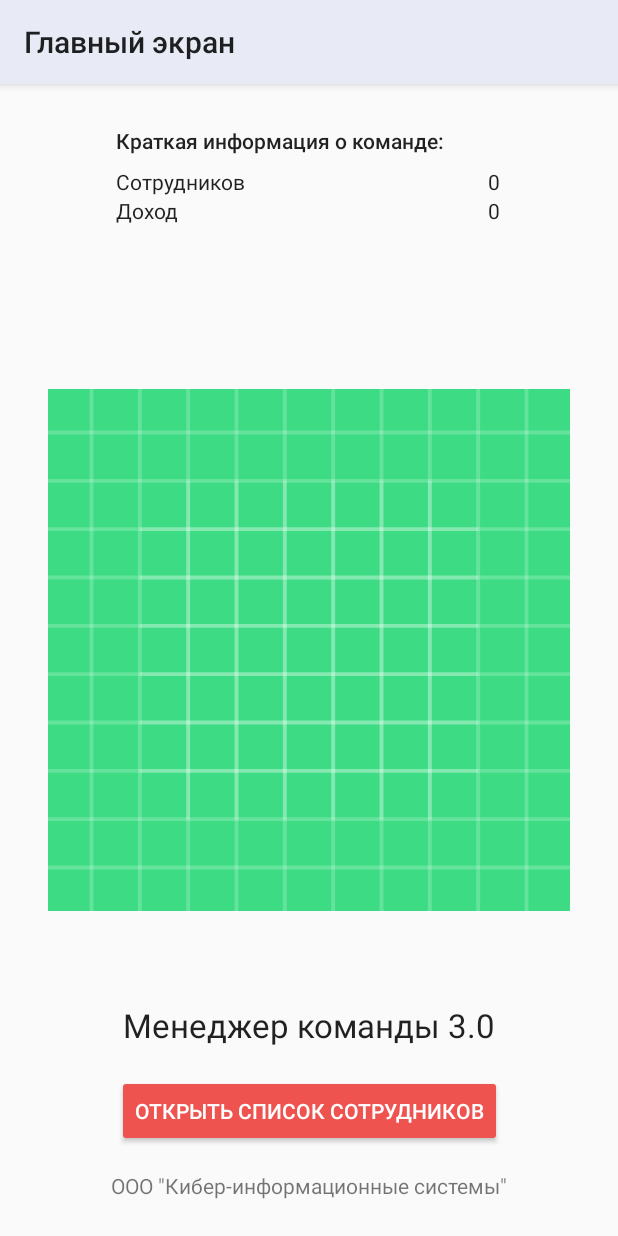
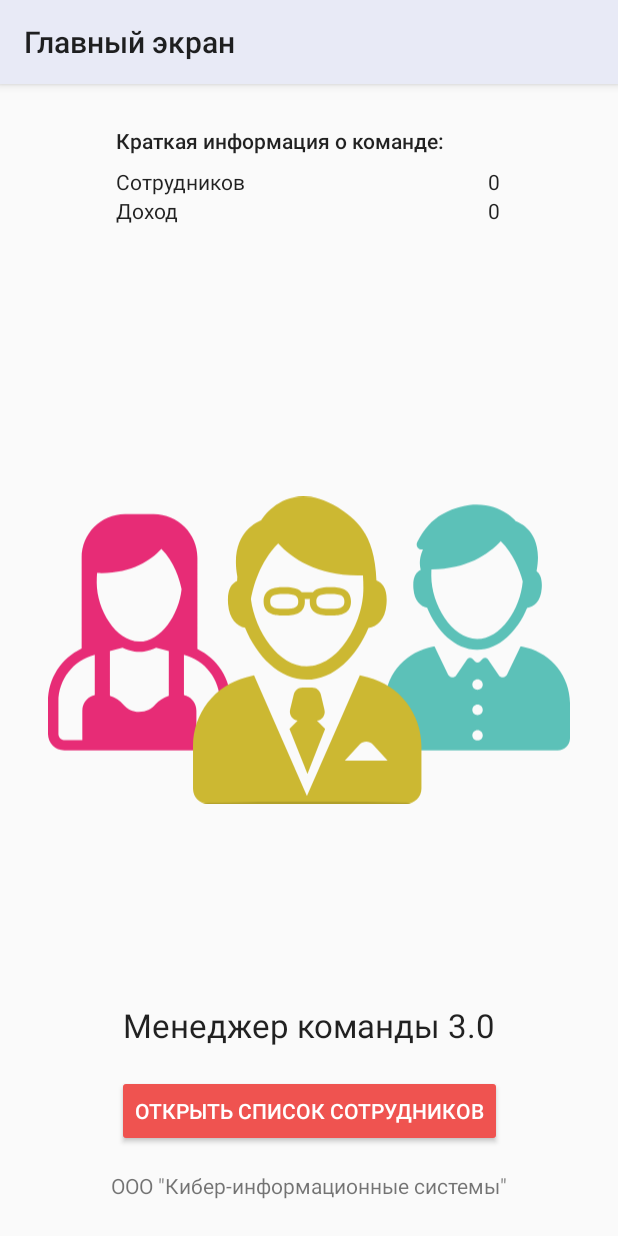
Before and after one commit to tigz19/MyTeam, an Android app: the screen it shows after launch (MainActivity), on a phone screen of 412 x 824 dp. Run offline under Robolectric (Android 15) with nearby library versions, the phone set to English and light mode, and no system bars.

Commit message:
Add new logo

```diff
--- a/app/src/main/AndroidManifest.xml
+++ b/app/src/main/AndroidManifest.xml
@@ -4,9 +4,9 @@
 
     <application
         android:allowBackup="true"
-        android:icon="@mipmap/ic_launcher"
+        android:icon="@drawable/cleanup_logo"
         android:label="@string/app_name"
-        android:roundIcon="@mipmap/ic_launcher_round"
+        android:roundIcon="@drawable/cleanup_logo"
         android:supportsRtl="true"
         android:theme="@style/AppTheme">
         <activity
--- /dev/null
+++ b/app/src/main/res/drawable/cleanup_logo.xml
@@ -0,0 +1,70 @@
+<vector xmlns:android="http://schemas.android.com/apk/res/android"
+    xmlns:aapt="http://schemas.android.com/aapt"
+    android:width="154.28807dp"
+    android:height="90.566124dp"
+    android:viewportWidth="154.28807"
+    android:viewportHeight="90.566124">
+  <path
+      android:pathData="m40.869,58.815c-0.411,-0.158 -0.69,-0.252 -0.69,-0.252l0,-11.849c6.266,1.611 10.643,7.272 10.643,13.791l0,9.477c0,1.038 -0.804,1.87 -1.842,1.87l-5.117,-0l0,-8.684c0,-1.931 -1.195,-3.665 -2.994,-4.354zM18.3,45.561 L22.011,44.628c1.132,0.544 2.317,0.917 3.562,1.078 0.469,0.06 0.941,0.094 1.422,0.094 0.484,-0 0.958,-0.034 1.425,-0.094 1.226,-0.159 2.413,-0.521 3.527,-1.051l3.756,0.937L35.704,58.764c-1.492,0.481 -2.9,1.362 -3.933,2.535 -1.242,1.403 -2.663,2.203 -4.901,2.2l-0.001,-0c-1.747,-0 -3.406,-0.757 -4.541,-2.088 -1.048,-1.227 -2.437,-2.15 -4.027,-2.647zM14.497,22.593c9.916,0.374 15.802,-3.621 19.013,-7.092 3.883,3.872 5.405,9.031 5.973,11.828 -0.785,7.411 -6.058,15.473 -12.49,15.473 -6.973,-0 -12.59,-9.483 -12.59,-17.334 0,-1.029 0.031,-1.985 0.094,-2.875zM4.672,71.85c-0.91,-0.129 -1.589,-0.896 -1.589,-1.843l0,-9.484c0,-6.535 4.376,-12.209 10.741,-13.808L13.824,58.562c0,-0 -0.279,0.095 -0.688,0.252 -1.801,0.689 -2.992,2.422 -2.992,4.354l0,8.684l-5.307,-0c-0.059,-0 -0.107,0.003 -0.165,-0.003zM44.159,44.965l0,-26.914c0,-7.1 -5.804,-12.834 -12.898,-12.834L22.726,5.218c-7.094,-0 -12.78,5.734 -12.78,12.834l0,26.816c-6.008,2.776 -9.946,8.819 -9.946,15.638l0,9.477c0,2.691 2.148,4.853 4.837,4.853l0.088,-0 44.055,-0 0.082,-0c2.689,-0 4.943,-2.139 4.943,-4.828l0,-9.484c0,-6.751 -3.939,-12.743 -9.846,-15.558"
+      android:fillColor="#e72c76"
+      android:strokeColor="#00000000"
+      android:fillType="nonZero"
+      android:fillAlpha="1"/>
+  <path
+      android:pathData="m126.963,57.015c-0.852,-0 -1.542,-0.691 -1.542,-1.543 0,-0.852 0.69,-1.543 1.542,-1.543 0.852,-0 1.543,0.691 1.543,1.543 0,0.852 -0.691,1.543 -1.543,1.543zM126.963,64.477c-0.852,-0 -1.542,-0.69 -1.542,-1.542 0,-0.852 0.69,-1.542 1.542,-1.542 0.852,-0 1.543,0.69 1.543,1.542 0,0.852 -0.691,1.542 -1.543,1.542zM126.963,71.942c-0.852,-0 -1.542,-0.691 -1.542,-1.543 0,-0.852 0.69,-1.542 1.542,-1.542 0.852,-0 1.543,0.69 1.543,1.542 0,0.852 -0.691,1.543 -1.543,1.543zM141.497,44.643 L139.693,44.19 139.699,44.196 135.689,52.517c-0.218,0.454 -0.662,0.756 -1.164,0.794 -0.502,0.038 -0.987,-0.194 -1.271,-0.61l-3.216,-4.702c-0.171,-0.25 -0.447,-0.41 -0.749,-0.436 -0.303,-0.025 -0.601,0.087 -0.812,0.305l-0.786,0.814c-0.189,0.198 -0.452,0.309 -0.727,0.309 -0.274,-0 -0.537,-0.111 -0.726,-0.308l-0.787,-0.815c-0.21,-0.219 -0.508,-0.331 -0.811,-0.305 -0.303,0.026 -0.577,0.186 -0.749,0.436l-3.216,4.702c-0.284,0.416 -0.769,0.648 -1.271,0.61 -0.501,-0.038 -0.945,-0.341 -1.164,-0.794l-4.01,-8.32 0.005,-0.006 -1.829,0.452c-7.518,1.882 -12.815,8.638 -12.815,16.388l0,10.176c0,2.004 1.671,3.629 3.675,3.629l47.398,-0c2.003,-0 3.625,-1.625 3.625,-3.629l0,-10.176c0,-7.749 -5.273,-14.506 -12.791,-16.388"
+      android:fillColor="#5cc1b8"
+      android:strokeColor="#00000000"
+      android:fillType="nonZero"
+      android:fillAlpha="1"/>
+  <path
+      android:pathData="m113.327,21.531c10.557,-0.049 16.931,-4.449 20.489,-8.293 3.728,3.717 5.589,8.453 6.499,11.829 -0.713,8.059 -6.454,16.977 -13.475,16.977 -7.506,-0 -13.55,-10.193 -13.55,-18.633 0,-0.654 0.013,-1.279 0.037,-1.88zM110.167,21.666c-1.393,0.644 -2.437,2.136 -2.158,5.52 0.296,3.587 2.099,5.203 4.056,5.622 2.772,6.789 8.269,12.391 14.776,12.391 6.491,-0 11.977,-5.576 14.755,-12.342 2.059,-0.326 4.016,-1.921 4.325,-5.671 0.234,-2.844 -0.466,-4.353 -1.522,-5.145 2.379,-12.238 -6.086,-14.687 -6.086,-14.687 0,-0 -7.906,-9.477 -21.847,-2.073 -2.733,1.452 -5.511,4.47 -7.347,8.182 -0.261,0.527 -0.196,1.159 0.167,1.622 0.364,0.463 0.961,0.678 1.537,0.549 -1.58,3.452 -0.649,5.82 -0.655,6.031"
+      android:fillColor="#5cc1b8"
+      android:strokeColor="#00000000"
+      android:fillType="nonZero"
+      android:fillAlpha="1"/>
+  <path
+      android:pathData="m76.487,50.108c-8.331,-0 -15.203,-10.17 -16.508,-19.795 0.623,-3.466 2.545,-10.925 8.061,-16.424 4.241,4.583 11.998,9.858 25.056,9.408 0.081,1.178 0.122,2.443 0.122,3.803 0,10.422 -7.463,23.008 -16.731,23.008zM97.074,24.786c-0.271,-7.086 -1.808,-11.769 -4.123,-14.968l0.007,-0c-1.619,-2.536 -5.114,-5.239 -7.265,-6.551 -14.138,-8.626 -21.801,2.404 -22.681,3.778 -1.299,0.464 -9.392,4.026 -7.051,16.617 -0.025,0.417 -0.046,0.845 -0.062,1.28 -1.719,0.796 -3.008,2.641 -2.664,6.819 0.366,4.429 2.592,6.425 5.009,6.941 3.422,8.384 10.21,15.302 18.244,15.302 8.014,-0 14.789,-6.884 18.22,-15.24 2.542,-0.402 4.958,-2.371 5.339,-7.002 0.366,-4.427 -1.103,-6.26 -2.972,-6.976"
+      android:fillColor="#ccb832"
+      android:strokeColor="#00000000"
+      android:fillType="nonZero"
+      android:fillAlpha="1"/>
+  <path
+      android:pathData="m65.671,30.942c0,-1.492 0.621,-2.202 4.15,-2.202 3.528,-0 4.15,0.711 4.15,2.202 0,1.491 -0.622,2.201 -4.15,2.201 -3.529,-0 -4.15,-0.71 -4.15,-2.201zM83.459,28.74c3.528,-0 4.151,0.711 4.151,2.202 0,1.491 -0.622,2.201 -4.151,2.201 -3.529,-0 -4.15,-0.71 -4.15,-2.201 0,-1.492 0.621,-2.202 4.15,-2.202zM75.92,30.953c0,-0.263 -0.018,-0.508 -0.049,-0.728l1.538,-0c-0.031,0.22 -0.048,0.465 -0.048,0.729 0,4.15 4.119,4.144 6.099,4.144 1.979,-0 6.099,-0.007 6.099,-4.156 0,-4.15 -4.12,-4.157 -6.099,-4.157 -1.398,-0 -3.858,0.022 -5.187,1.456l-3.265,-0c-1.328,-1.434 -3.79,-1.456 -5.186,-1.456 -1.981,-0 -6.099,0.004 -6.099,4.155 0,4.149 4.118,4.15 6.099,4.15 1.979,-0 6.099,0.015 6.099,-4.136"
+      android:fillColor="#ccb832"
+      android:strokeColor="#00000000"
+      android:fillType="nonZero"
+      android:fillAlpha="1"/>
+  <path
+      android:pathData="m87.73,77.881 l4.403,-4.761c1.039,-1.128 2.82,-1.139 3.858,-0.012l4.403,4.773l-12.665,-0m6.806,-24.563 l-2.361,-0.586 -15.64,35.573 -15.632,-35.565 -2.273,0.577c-9.284,2.324 -15.765,10.665 -15.765,20.236l0,12.565c0,2.474 1.938,4.447 4.412,4.447l58.527,-0c2.474,-0 4.573,-1.973 4.573,-4.447l0,-12.565c0,-9.571 -6.558,-17.912 -15.841,-20.236"
+      android:fillColor="#ccb832"
+      android:strokeColor="#00000000"
+      android:fillType="nonZero"
+      android:fillAlpha="1"/>
+  <path
+      android:pathData="m76.691,81.8 l5.223,-13.264 -2.423,-2.422c1.531,-0.195 2.601,-1.69 2.227,-3.24l-1.071,-4.466c-0.287,-1.189 -1.349,-2.038 -2.57,-2.038l-2.871,-0c-1.222,-0 -2.285,0.849 -2.571,2.038l-1.072,4.46c-0.373,1.55 0.697,3.047 2.228,3.243l-2.424,2.424 5.325,13.265"
+      android:fillColor="#ccb832"
+      android:strokeColor="#00000000"
+      android:fillType="nonZero"
+      android:fillAlpha="1"/>
+  <group>
+    <clip-path
+        android:pathData="M105.804,90.566L47.278,90.566c-0.546,-0 -1.067,-0.096 -1.546,-0.273 10.752,-0.268 22.036,-0.41 33.662,-0.41 9.704,-0 19.166,0.099 28.283,0.288 -0.575,0.254 -1.21,0.395 -1.872,0.395"/>
+    <path
+        android:pathData="M105.804,90.566L47.278,90.566c-0.546,-0 -1.067,-0.096 -1.546,-0.273 10.752,-0.268 22.036,-0.41 33.662,-0.41 9.704,-0 19.166,0.099 28.283,0.288 -0.575,0.254 -1.21,0.395 -1.872,0.395"
+        android:strokeColor="#00000000"
+        android:fillType="nonZero"
+        android:fillAlpha="1">
+      <aapt:attr name="android:fillColor">
+        <gradient
+            android:gradientRadius="133.51334"
+            android:centerX="79.39299"
+            android:centerY="102.68651"
+            android:type="radial"
+            android:tileMode="clamp">
+          <item android:offset="0" android:color="#FFAD9C2A"/>
+          <item android:offset="1" android:color="#FFCCB832"/>
+        </gradient>
+      </aapt:attr>
+    </path>
+  </group>
+</vector>
--- a/app/src/main/res/layout/activity_main.xml
+++ b/app/src/main/res/layout/activity_main.xml
@@ -55,7 +55,7 @@
         app:layout_constraintEnd_toEndOf="parent"
         app:layout_constraintStart_toStartOf="parent"
         app:layout_constraintTop_toBottomOf="@+id/incomeCount"
-        app:srcCompat="@drawable/ic_launcher_background" />
+        app:srcCompat="@drawable/cleanup_logo" />
 
     <TextView
         android:id="@+id/appNameText"
```
